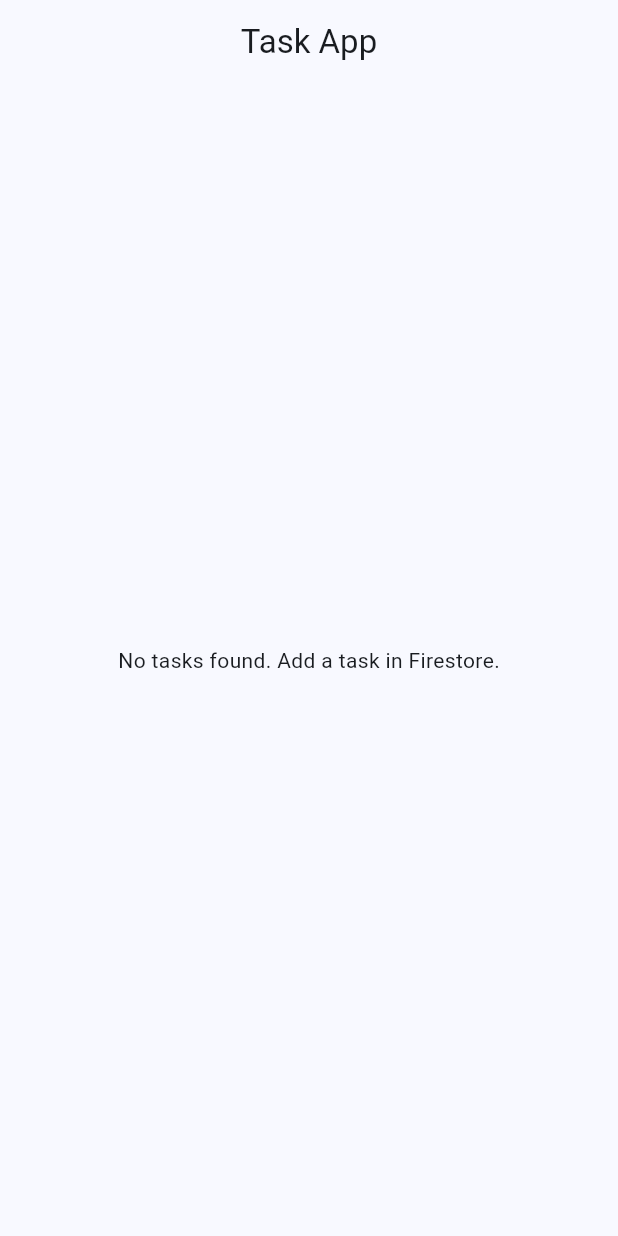
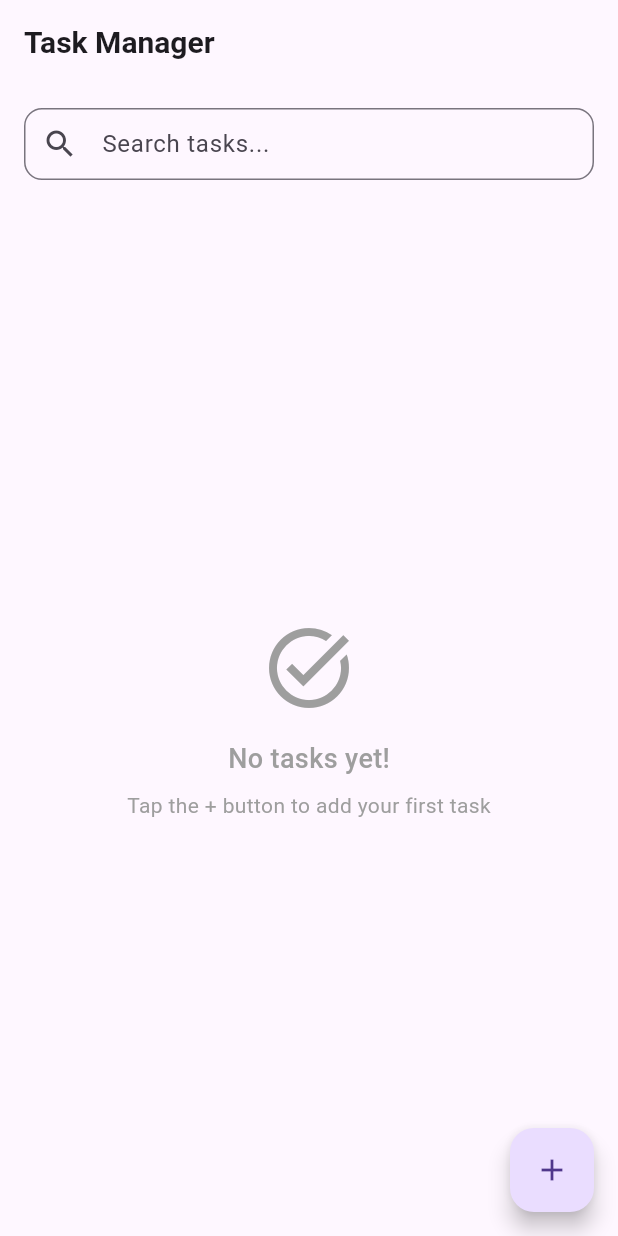
Before and after one commit to sam-in07/Firebase-Task-Manager-APP, a Flutter app: the screen it shows after launch, on a phone screen of 412 x 824 dp. Run offline on Flutter 3.47's test engine with Material 3 defaults, Android fonts, the phone set to English and light mode, and no system bars; our stand-ins replace cloud_firestore, firebase_core; accounts and stored records are empty.

Commit message:
Refactor: Task page UI and logic
This commit refactors the task management feature.

- Deletes the old `HomeScreen.dart`.
- Introduces `TaskPage.dart` with a more feature-rich UI, including:
    - Search functionality to filter tasks.
    - Dialogs for adding, editing, and deleting tasks.
    - Handling for empty states (no tasks, no search results).
    - Task priority display and completion status.
- Adds `style.dart` to centralize styling and themes.
- Creates a separate `MyApp.dart` widget.
- Updates `main.dart` to use the new `MyApp` widget.
- Adds image assets for the README.
- Updates the README with new screenshots.

```diff
--- a/lib/main.dart
+++ b/lib/main.dart
@@ -1,7 +1,7 @@
 import 'package:firebase_core/firebase_core.dart';
 import 'package:cloud_firestore/cloud_firestore.dart';
 import 'package:flutter/material.dart';
-import 'package:task_manager_app/screen/HomeScreen.dart';
+import 'package:task_manager_app/screen/MyApp.dart';
 
 import 'firebase_options.dart';
 
@@ -11,21 +11,3 @@ void main() async   {
   await Firebase.initializeApp(options: DefaultFirebaseOptions.currentPlatform);
   runApp(const MyApp());
 }
-
-class MyApp extends StatelessWidget {
-  const MyApp({super.key});
-
-  @override
-  Widget build(BuildContext context) {
-    return MaterialApp(
-      title: 'Task Manager with Firestore',
-      theme: ThemeData(
-        colorScheme: ColorScheme.fromSeed(seedColor: Colors.blue),
-        useMaterial3: true,
-        appBarTheme: const AppBarTheme(centerTitle: true, elevation: 0),
-      ),
-      home:  MyHomePage(),
-      debugShowCheckedModeBanner: false,
-    );
-  }
-}
--- a/lib/screen/HomeScreen.dart
+++ /dev/null
@@ -1,53 +0,0 @@
-import 'package:cloud_firestore/cloud_firestore.dart';
-import 'package:flutter/material.dart';
-
-class MyHomePage extends StatefulWidget {
-  @override
-  State<MyHomePage> createState() => _MyHomePageState();
-}
-class _MyHomePageState extends State<MyHomePage> {
-  // Connect With My Firebase Task Collection
-  final tasksRef = FirebaseFirestore.instance.collection('task collection');
-
-  @override
-  Widget build(BuildContext context) {
-    return Scaffold(
-      appBar: AppBar(title: Text("Task App")),
-      body: StreamBuilder<QuerySnapshot<Map<String, dynamic>>>(
-        stream: tasksRef.snapshots(),
-        builder: (context, snapshot) {
-          // 1. Handle waiting state (show spinner while loading)
-          if (snapshot.connectionState == ConnectionState.waiting) {
-            return const Center(child: CircularProgressIndicator());
-          }
-
-          // 2. Handle errors
-          if (snapshot.hasError) {
-            return Center(child: Text('Error: ${snapshot.error}'));
-          }
-
-          // 3. Handle no data (snapshot is null or documents list is empty)
-          if (!snapshot.hasData || snapshot.data!.docs.isEmpty) {
-            return const Center(child: Text('No tasks found. Add a task in Firestore.'));
-          }
-
-          final docs = snapshot.data!.docs;
-
-          return ListView.builder(
-            itemCount: docs.length,
-            itemBuilder: (context, index) {
-              final data = docs[index].data();
-
-              // FIX: Safely retrieve 'name' using null-coalescing (??) operator.
-              // This ensures that if data['name'] is null, 'No Name' is used instead,
-              // preventing the "type 'Null' is not a subtype of type 'String'" error.
-              final name = (data['name'] as String?) ?? 'No Name';
-
-              return ListTile(title: Text(name));
-            },
-          );
-        },
-      ),
-    );
-  }
-}
--- /dev/null
+++ b/lib/screen/MyApp.dart
@@ -0,0 +1,12 @@
+import 'package:flutter/material.dart';
+import 'TaskPage.dart';
+class MyApp extends StatelessWidget {
+  const MyApp({super.key});
+  @override
+  Widget build(BuildContext context) {
+    return MaterialApp(
+      title: 'Task Manager',
+      home: TaskPage(),
+    );
+  }
+}
--- /dev/null
+++ b/lib/style/style.dart
@@ -0,0 +1,155 @@
+import 'package:flutter/material.dart';
+
+class AppStyles {
+  // Color Palette
+  static const Color primaryColor = Colors.blue;
+  static const Color errorColor = Colors.red;
+  static const Color greyColor = Colors.grey;
+  static const Color whiteColor = Colors.white;
+
+  // Text Styles
+  static const TextStyle appBarTitle = TextStyle(
+    fontSize: 20,
+    fontWeight: FontWeight.w600,
+  );
+
+  static const TextStyle taskTitle = TextStyle(
+    fontSize: 16,
+    fontWeight: FontWeight.w500,
+  );
+
+  static const TextStyle taskTitleCompleted = TextStyle(
+    fontSize: 16,
+    fontWeight: FontWeight.w500,
+    decoration: TextDecoration.lineThrough,
+    //line kati dibe
+    color: greyColor,
+  );
+
+  static const TextStyle taskDescription = TextStyle(
+    fontSize: 14,
+  );
+
+  static const TextStyle taskDescriptionCompleted = TextStyle(
+    fontSize: 14,
+    color: greyColor,
+  );
+
+  static const TextStyle priorityChip = TextStyle(
+    color: whiteColor,
+    fontSize: 12,
+    fontWeight: FontWeight.w500,
+  );
+
+  static const TextStyle dateText = TextStyle(
+    fontSize: 12,
+    color: greyColor,
+  );
+
+  static const TextStyle emptyStateTitle = TextStyle(
+    fontSize: 18,
+    color: greyColor,
+    fontWeight: FontWeight.w500,
+  );
+
+  static const TextStyle emptyStateSubtitle = TextStyle(
+    color: greyColor,
+    fontSize: 14,
+  );
+
+  static const TextStyle dialogTitle = TextStyle(
+    fontSize: 20,
+    fontWeight: FontWeight.w600,
+  );
+
+  static const TextStyle deleteButtonText = TextStyle(
+    color: whiteColor,
+    fontWeight: FontWeight.w500,
+  );
+}
+
+class AppDecorations {
+
+
+  // Input Decorations
+  static InputDecoration searchFieldDecoration = InputDecoration(
+    hintText: 'Search tasks...',
+    prefixIcon: const Icon(Icons.search),
+    border: OutlineInputBorder(
+      borderRadius: BorderRadius.circular(12),
+    ),
+    contentPadding: const EdgeInsets.symmetric(horizontal: 16, vertical: 12),
+  );
+
+  static const InputDecoration taskNameDecoration = InputDecoration(
+    labelText: 'Task Name',
+    border: OutlineInputBorder(),
+    contentPadding: EdgeInsets.symmetric(horizontal: 16, vertical: 12),
+  );
+
+  static const InputDecoration taskDescriptionDecoration = InputDecoration(
+    labelText: 'Description (Optional)',
+    border: OutlineInputBorder(),
+    contentPadding: EdgeInsets.symmetric(horizontal: 16, vertical: 12),
+  );
+
+  static const InputDecoration priorityDropdownDecoration = InputDecoration(
+    labelText: 'Priority',
+    border: OutlineInputBorder(),
+    contentPadding: EdgeInsets.symmetric(horizontal: 16, vertical: 12),
+  );
+
+  // Container Decorations
+  static BoxDecoration priorityChipDecoration(Color color) => BoxDecoration(
+    color: color,
+    borderRadius: BorderRadius.circular(12),
+  );
+}
+
+class AppSpacing {
+  // Padding
+  static const EdgeInsets screenPadding = EdgeInsets.all(16.0);
+  static const EdgeInsets cardMargin = EdgeInsets.symmetric(horizontal: 16, vertical: 4);
+  static const EdgeInsets priorityChipPadding = EdgeInsets.symmetric(horizontal: 8, vertical: 2);
+  static const EdgeInsets dialogContentPadding = EdgeInsets.all(24);
+
+  // Spacing
+  static const double smallSpacing = 4.0;
+  static const double mediumSpacing = 8.0;
+  static const double largeSpacing = 16.0;
+  static const double extraLargeSpacing = 24.0;
+}
+
+class AppSizes {
+  // Icon Sizes
+  static const double emptyStateIconSize = 64.0;
+  static const double menuIconSize = 18.0;
+
+  // Border Radius
+  static const double defaultBorderRadius = 12.0;
+  static const double chipBorderRadius = 12.0;
+
+  // Text Field
+  static const int descriptionMaxLines = 3;
+}
+
+class AppThemes {
+  // Button Styles
+  static ButtonStyle deleteButtonStyle = ElevatedButton.styleFrom(
+    backgroundColor: AppStyles.errorColor,
+    foregroundColor: AppStyles.whiteColor,
+    elevation: 2,
+  );
+
+  static ButtonStyle primaryButtonStyle = ElevatedButton.styleFrom(
+    backgroundColor: AppStyles.primaryColor,
+    foregroundColor: AppStyles.whiteColor,
+    elevation: 2,
+  );
+
+  // Card Themes
+  static const CardTheme taskCardTheme = CardTheme(
+    elevation: 2,
+    margin: AppSpacing.cardMargin,
+  );
+}
--- a/pubspec.yaml
+++ b/pubspec.yaml
@@ -76,6 +76,8 @@ flutter:
   # assets:
   #   - images/a_dot_burr.jpeg
   #   - images/a_dot_ham.jpeg
+  assets:
+    - assets/images/
 
   # An image asset can refer to one or more resolution-specific "variants", see
   # https://flutter.dev/to/resolution-aware-images
```
Also changed, not shown: lib/screen/TaskPage.dart (added, +320 -0 lines), assets/images/githubrepo/img.png (added), assets/images/githubrepo/img_1.png (added), assets/images/githubrepo/img_2.png (added), assets/images/githubrepo/img_3.png (added), assets/images/githubrepo/img_4.png (added), assets/images/githubrepo/img_5.png (added), assets/images/githubrepo/img_6.png (added), 1 other file.
